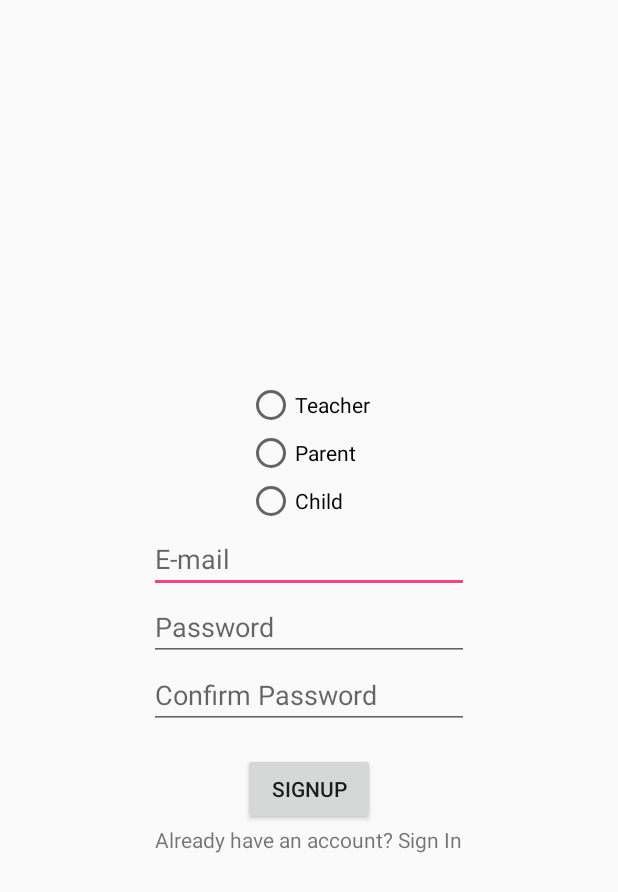
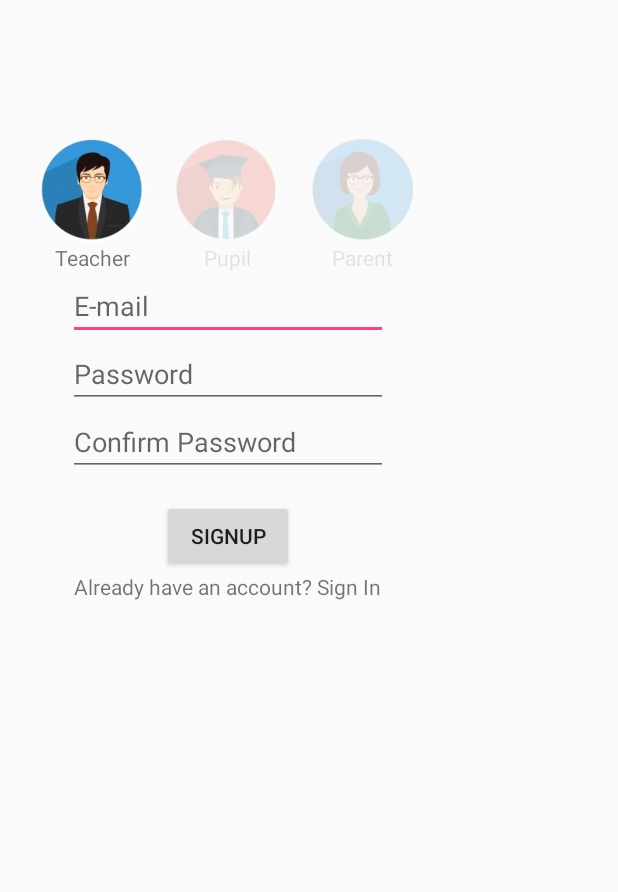
Before and after one commit to Ioana-Sofia-Lazar/EdFocus, an Android app: the SignUpActivity screen opened directly, with no data from a screen before it, on a phone screen of 412 x 824 dp. Shown: the top 892 px of the screen. Run offline under Robolectric (Android 15) with nearby library versions, the phone set to English and light mode, and no system bars; our stand-ins replace CircleImageView, Firebase (no records; nobody signed in at launch, a user with empty details on screens opened directly).

Commit message:
Design and functionality for choosing the user type in the Sign Up page.

```diff
--- a/app/src/main/java/com/ioanap/classbook/SignUpActivity.java
+++ b/app/src/main/java/com/ioanap/classbook/SignUpActivity.java
@@ -7,7 +7,8 @@ import android.text.TextUtils;
 import android.view.View;
 import android.widget.Button;
 import android.widget.EditText;
-import android.widget.RadioGroup;
+import android.widget.ImageView;
+import android.widget.LinearLayout;
 import android.widget.TextView;
 import android.widget.Toast;
 
@@ -16,15 +17,22 @@ import com.ioanap.classbook.model.User;
 public class SignUpActivity extends BaseActivity implements View.OnClickListener {
 
     private static final String TAG = "SignUpActivity";
+    private final float ALPHA = (float) 0.2; // opacity of user types that are not selected
 
+    // widgets
     private Context mContext;
     private Button mSignUpButton;
     private EditText mEmailEditText;
     private EditText mPasswordEditText;
     private EditText mConfirmPasswordEditText;
     private TextView mSwitchToSignInTextView;
+    private String mSelectedUserType;
 
-    private String mSelectedUserType;
+    // choose user type included layout
+    View mChooseUserTypeView;
+    LinearLayout mChooseTeacherLayout, mChoosePupilLayout, mChooseParentLayout;
+    ImageView mChooseTeacherImg, mChoosePupilImg, mChooseParentImg;
+    TextView mChooseTeacherText, mChoosePupilText, mChooseParentText;
 
     private void signUp() {
         String email = mEmailEditText.getText().toString().trim();
@@ -57,33 +65,43 @@ public class SignUpActivity extends BaseActivity implements View.OnClickListener
 
         mContext = SignUpActivity.this;
 
-        RadioGroup radioGroup = (RadioGroup) findViewById(R.id.radio_group_user_type);
-        radioGroup.setOnCheckedChangeListener(new RadioGroup.OnCheckedChangeListener() {
-            @Override
-            public void onCheckedChanged(RadioGroup group, int checkedId) {
-                switch (checkedId) {
-                    case R.id.radio_button_teacher:
-                        mSelectedUserType = "teacher";
-                        break;
-                    case R.id.radio_button_parent:
-                        mSelectedUserType = "parent";
-                        break;
-                    case R.id.radio_button_child:
-                        mSelectedUserType = "child";
-                        break;
-                }
-            }
-        });
+        setupWidgets();
 
+        // default user type selected is teacher
+        mSelectedUserType = "teacher";
+        setAlphasUserTypes((float) 1, ALPHA, ALPHA);
+
+    }
+
+    private void setupWidgets() {
+        // widgets
         mSignUpButton = (Button) findViewById(R.id.button_sign_up);
         mEmailEditText = (EditText) findViewById(R.id.edit_text_email);
         mPasswordEditText = (EditText) findViewById(R.id.edit_text_password);
         mConfirmPasswordEditText = (EditText) findViewById(R.id.edit_text_confirm_password);
         mSwitchToSignInTextView = (TextView) findViewById(R.id.text_switch_to_sign_in);
 
+        // included layout
+        mChooseUserTypeView = (View) findViewById(R.id.choose_user_type);
+
+        mChooseTeacherLayout = (LinearLayout) mChooseUserTypeView.findViewById(R.id.linear_layout_choose_teacher);
+        mChooseTeacherImg = (ImageView) mChooseUserTypeView.findViewById(R.id.img_choose_teacher);
+        mChooseTeacherText = (TextView) mChooseUserTypeView.findViewById(R.id.text_choose_teacher);
+
+        mChoosePupilLayout = (LinearLayout) mChooseUserTypeView.findViewById(R.id.linear_layout_choose_pupil);
+        mChoosePupilImg = (ImageView) mChooseUserTypeView.findViewById(R.id.img_choose_pupil);
+        mChoosePupilText = (TextView) mChooseUserTypeView.findViewById(R.id.text_choose_pupil);
+
+        mChooseParentLayout = (LinearLayout) mChooseUserTypeView.findViewById(R.id.linear_layout_choose_parent);
+        mChooseParentImg = (ImageView) mChooseUserTypeView.findViewById(R.id.img_choose_parent);
+        mChooseParentText = (TextView) mChooseUserTypeView.findViewById(R.id.text_choose_parent);
+
+        // listeners
         mSignUpButton.setOnClickListener(this);
         mSwitchToSignInTextView.setOnClickListener(this);
-
+        mChooseTeacherLayout.setOnClickListener(this);
+        mChoosePupilLayout.setOnClickListener(this);
+        mChooseParentLayout.setOnClickListener(this);
     }
 
     @Override
@@ -95,6 +113,39 @@ public class SignUpActivity extends BaseActivity implements View.OnClickListener
             // jump to Login activity
             startActivity(new Intent(this, SignInActivity.class));
         }
+        if (view == mChooseTeacherLayout) {
+            // user chose Teacher type
+            setAlphasUserTypes((float) 1, ALPHA, ALPHA);
+            mSelectedUserType = "teacher";
+        }
+        if (view == mChoosePupilLayout) {
+            // user chose Pupil type
+            setAlphasUserTypes(ALPHA, (float) 1, ALPHA);
+            mSelectedUserType = "child";
+        }
+        if (view == mChooseParentLayout) {
+            // user chose Parent type
+            setAlphasUserTypes(ALPHA, ALPHA, (float) 1);
+            mSelectedUserType = "parent";
+        }
+
+    }
+
+    /**
+     * Sets alphas for user type images and text. (If we select one of the 3 options, the other 2
+     * options will become less visible)
+     *
+     * @param teacher
+     * @param pupil
+     * @param parent
+     */
+    private void setAlphasUserTypes(float teacher, float pupil, float parent) {
+        mChooseTeacherImg.setAlpha(teacher);
+        mChooseTeacherText.setAlpha(teacher);
+        mChoosePupilImg.setAlpha(pupil);
+        mChoosePupilText.setAlpha(pupil);
+        mChooseParentImg.setAlpha(parent);
+        mChooseParentText.setAlpha(parent);
     }
 
 }
--- a/app/src/main/res/layout/activity_signin.xml
+++ b/app/src/main/res/layout/activity_signin.xml
@@ -3,6 +3,7 @@
     xmlns:tools="http://schemas.android.com/tools"
     android:layout_width="match_parent"
     android:layout_height="match_parent"
+    android:fitsSystemWindows="true"
     tools:context="com.ioanap.classbook.SignInActivity">
 
     <LinearLayout
--- a/app/src/main/res/layout/activity_signup.xml
+++ b/app/src/main/res/layout/activity_signup.xml
@@ -3,45 +3,20 @@
     xmlns:tools="http://schemas.android.com/tools"
     android:layout_width="match_parent"
     android:layout_height="match_parent"
+    android:fitsSystemWindows="true"
     tools:context="com.ioanap.classbook.SignUpActivity">
 
     <LinearLayout
-        android:layout_width="match_parent"
-        android:layout_height="match_parent"
+        android:layout_width="304dp"
+        android:layout_height="493dp"
         android:orientation="vertical"
         android:gravity="center"
         tools:layout_editor_absoluteX="8dp"
         tools:layout_editor_absoluteY="8dp">
 
-        <RadioGroup
-            android:id="@+id/radio_group_user_type"
-            android:layout_width="wrap_content"
-            android:layout_height="wrap_content"
-            android:layout_alignParentTop="true"
-            android:layout_centerHorizontal="true">
-
-            <RadioButton
-                android:id="@+id/radio_button_teacher"
-                android:layout_width="wrap_content"
-                android:layout_height="wrap_content"
-                android:layout_weight="1"
-                android:text="Teacher" />
-
-            <RadioButton
-                android:id="@+id/radio_button_parent"
-                android:layout_width="wrap_content"
-                android:layout_height="wrap_content"
-                android:layout_weight="1"
-                android:text="Parent" />
-
-            <RadioButton
-                android:id="@+id/radio_button_child"
-                android:layout_width="wrap_content"
-                android:layout_height="wrap_content"
-                android:layout_weight="1"
-                android:text="Child" />
-
-        </RadioGroup>
+        <include
+            android:id="@+id/choose_user_type"
+            layout="@layout/choose_user_type" />
 
         <EditText
             android:id="@+id/edit_text_email"
--- /dev/null
+++ b/app/src/main/res/layout/choose_user_type.xml
@@ -0,0 +1,83 @@
+<?xml version="1.0" encoding="utf-8"?>
+<LinearLayout xmlns:android="http://schemas.android.com/apk/res/android"
+    android:layout_width="wrap_content"
+    android:layout_height="wrap_content"
+    android:layout_gravity="center_horizontal"
+    android:orientation="horizontal">
+
+    <LinearLayout
+        android:id="@+id/linear_layout_choose_teacher"
+        android:layout_width="wrap_content"
+        android:layout_height="wrap_content"
+        android:layout_gravity="left"
+        android:orientation="vertical"
+        android:paddingLeft="10dp"
+        android:paddingRight="10dp">
+
+        <de.hdodenhof.circleimageview.CircleImageView
+            android:id="@+id/img_choose_teacher"
+            android:layout_width="70dp"
+            android:layout_height="70dp"
+            android:layout_gravity="center"
+            android:src="@drawable/img_teacher" />
+
+        <TextView
+            android:id="@+id/text_choose_teacher"
+            android:layout_width="wrap_content"
+            android:layout_height="wrap_content"
+            android:layout_gravity="center"
+            android:text="Teacher" />
+
+    </LinearLayout>
+
+    <LinearLayout
+        android:id="@+id/linear_layout_choose_pupil"
+        android:layout_width="wrap_content"
+        android:layout_height="wrap_content"
+        android:layout_gravity="center_horizontal"
+        android:orientation="vertical"
+        android:paddingLeft="10dp"
+        android:paddingRight="10dp">
+
+        <de.hdodenhof.circleimageview.CircleImageView
+            android:id="@+id/img_choose_pupil"
+            android:layout_width="70dp"
+            android:layout_height="70dp"
+            android:layout_gravity="center"
+            android:src="@drawable/img_pupil" />
+
+        <TextView
+            android:id="@+id/text_choose_pupil"
+            android:layout_width="wrap_content"
+            android:layout_height="wrap_content"
+            android:layout_gravity="center"
+            android:text="Pupil" />
+
+    </LinearLayout>
+
+    <LinearLayout
+        android:id="@+id/linear_layout_choose_parent"
+        android:layout_width="wrap_content"
+        android:layout_height="wrap_content"
+        android:layout_gravity="right"
+        android:orientation="vertical"
+        android:paddingLeft="10dp"
+        android:paddingRight="10dp">
+
+        <de.hdodenhof.circleimageview.CircleImageView
+            android:id="@+id/img_choose_parent"
+            android:layout_width="70dp"
+            android:layout_height="70dp"
+            android:layout_gravity="center"
+            android:src="@drawable/img_parent" />
+
+        <TextView
+            android:id="@+id/text_choose_parent"
+            android:layout_width="wrap_content"
+            android:layout_height="wrap_content"
+            android:layout_gravity="center"
+            android:text="Parent" />
+
+    </LinearLayout>
+
+</LinearLayout>
--- a/app/src/main/res/values/styles.xml
+++ b/app/src/main/res/values/styles.xml
@@ -7,7 +7,6 @@
         <item name="colorPrimaryDark">@color/colorPrimaryDark</item>
         <item name="colorAccent">@color/colorAccent</item>
         <item name="android:windowDrawsSystemBarBackgrounds">true</item>
-        <item name="android:statusBarColor">@android:color/transparent</item>
     </style>
 
     <style name="AppTheme.NoActionBar">
@@ -15,8 +14,4 @@
         <item name="windowActionBar">false</item>
     </style>
 
-    <style name="AppTheme.AppBarOverlay" parent="ThemeOverlay.AppCompat.Dark.ActionBar" />
-
-    <style name="AppTheme.PopupOverlay" parent="ThemeOverlay.AppCompat.Light" />
-
 </resources>
```
Also changed, not shown: app/src/main/java/com/ioanap/classbook/BaseActivity.java (+10 -5 lines), app/src/main/java/com/ioanap/classbook/_toRemove/FirebaseUtils.java (renamed from app/src/main/java/com/ioanap/classbook/utils/FirebaseUtils.java, +97 -1 lines), app/src/main/res/drawable/img_parent.png (added), app/src/main/res/drawable/img_pupil.png (added), app/src/main/res/drawable/img_teacher.png (added).
